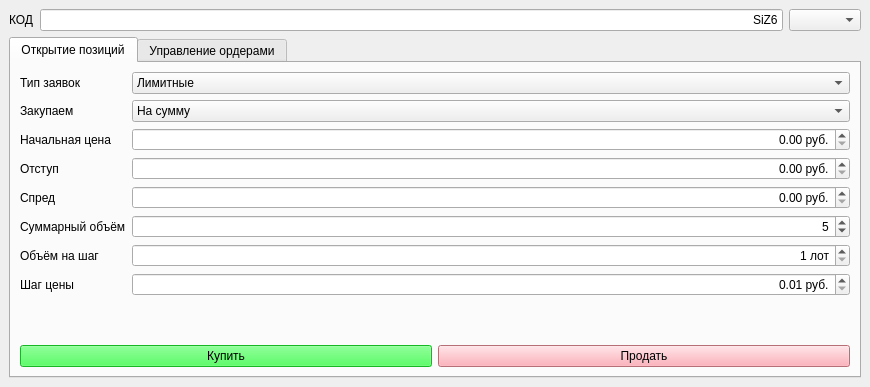
This is mainwindow.ui in sashok9306/BCS_OrderSender as Qt 5 draws it before an edit. The edited form follows.
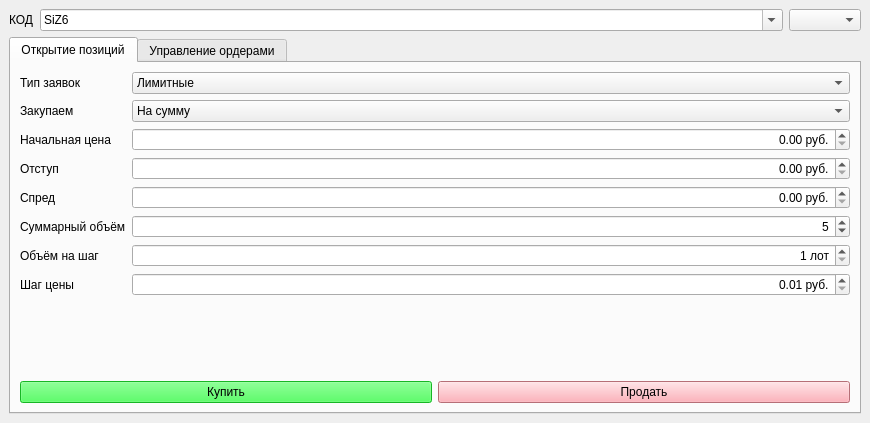
This is the edited form.

Commit message: может держать список инстумментов

What changed in the file:
```diff
--- a/mainwindow.ui
+++ b/mainwindow.ui
@@ -7,7 +7,7 @@
     <x>0</x>
     <y>0</y>
     <width>870</width>
-    <height>387</height>
+    <height>423</height>
    </rect>
   </property>
   <property name="windowTitle">
@@ -16,7 +16,7 @@
   <widget class="QWidget" name="centralwidget">
    <layout class="QVBoxLayout" name="verticalLayout_2">
     <item>
-     <layout class="QHBoxLayout" name="horizontalLayout">
+     <layout class="QHBoxLayout" name="horizontalLayout" stretch="0,1,0">
       <item>
        <widget class="QLabel" name="label">
         <property name="text">
@@ -25,13 +25,16 @@
        </widget>
       </item>
       <item>
-       <widget class="QLineEdit" name="OptName">
-        <property name="text">
+       <widget class="QComboBox" name="Instrumments">
+        <property name="layoutDirection">
+         <enum>Qt::LayoutDirection::LeftToRight</enum>
+        </property>
+        <property name="editable">
+         <bool>true</bool>
+        </property>
+        <property name="currentText">
          <string>SiZ6</string>
         </property>
-        <property name="alignment">
-         <set>Qt::AlignmentFlag::AlignRight|Qt::AlignmentFlag::AlignTrailing|Qt::AlignmentFlag::AlignVCenter</set>
-        </property>
        </widget>
       </item>
       <item>
```
Left out of the diff: 1 changed line with no effect on the pictures. The commit also changes 2 other files.
